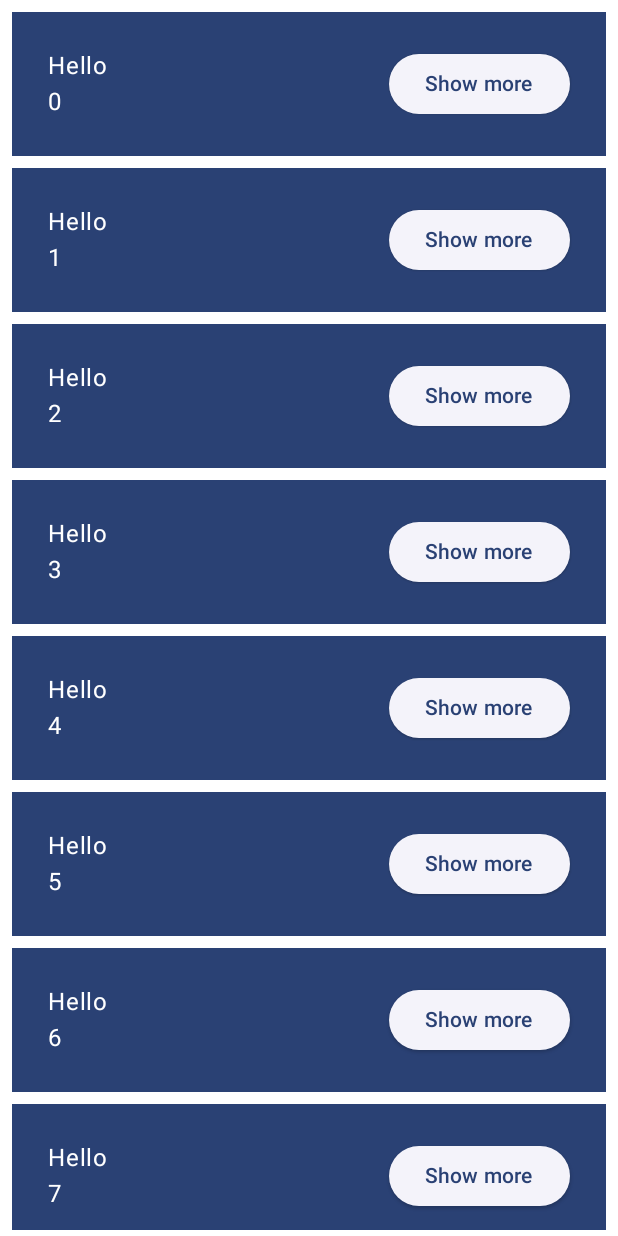
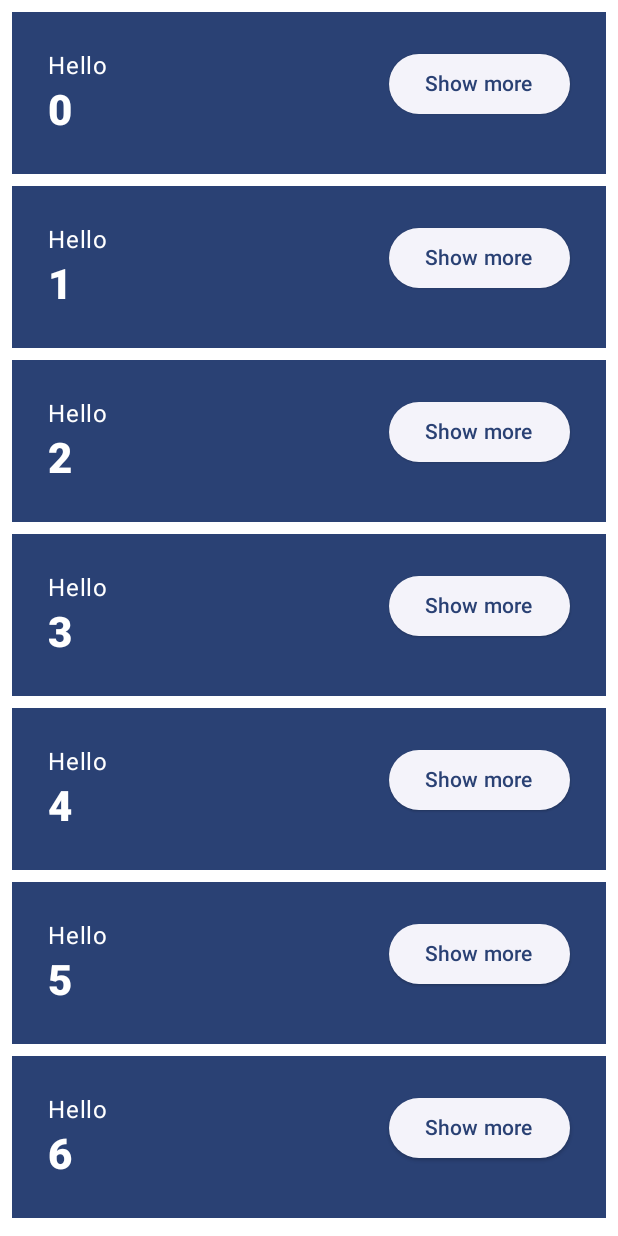
Before and after one commit to Boezienko/CodingPractice, an Android app built with Jetpack Compose: the @Preview function GreetingsPreview, on a phone screen of 412 x 824 dp. Run offline under Robolectric (Android 15) with nearby library versions, the phone set to English and light mode, and no system bars.

Commit message:
Update MainActivity.kt
Styled some of the text to be bolded and added a preview for night mode for the greeting composable

```diff
--- a/Android/ComposeBasicsCodelab/app/src/main/java/com/morning/composebasicscodelab/MainActivity.kt
+++ b/Android/ComposeBasicsCodelab/app/src/main/java/com/morning/composebasicscodelab/MainActivity.kt
@@ -1,5 +1,6 @@
 package com.morning.composebasicscodelab
 
+import android.content.res.Configuration.UI_MODE_NIGHT_YES
 import android.os.Bundle
 import androidx.activity.ComponentActivity
 import androidx.activity.compose.setContent
@@ -27,6 +28,7 @@ import androidx.compose.runtime.saveable.rememberSaveable
 import androidx.compose.runtime.setValue
 import androidx.compose.ui.Alignment
 import androidx.compose.ui.Modifier
+import androidx.compose.ui.text.font.FontWeight
 import androidx.compose.ui.tooling.preview.Preview
 import androidx.compose.ui.unit.dp
 import com.morning.composebasicscodelab.ui.theme.ComposeBasicsCodelabTheme
@@ -69,7 +71,13 @@ fun Greeting(name: String, modifier: Modifier = Modifier) {
                     .padding(bottom = extraPadding.coerceAtLeast(0.dp))
             ){
                 Text(text = "Hello ")
-                Text(text = name)
+                // used material theme to style this text
+                Text(
+                    text = name,
+                    style = MaterialTheme.typography.headlineMedium.copy(
+                        fontWeight = FontWeight.ExtraBold
+                    )
+                )
             }
             ElevatedButton(
                 onClick = { expanded = !expanded }
@@ -153,6 +161,12 @@ fun GreetingsPreview(){
     }
 }
 
+@Preview( // added this preview to make a preview for light mode and a preview for dark mode
+    showBackground = true,
+    widthDp = 320,
+    uiMode = UI_MODE_NIGHT_YES,
+    name = "GreetingPreviewDark"
+)
 @Preview(showBackground = true, widthDp = 320)
 @Composable
 fun GreetingPreview() {
```
